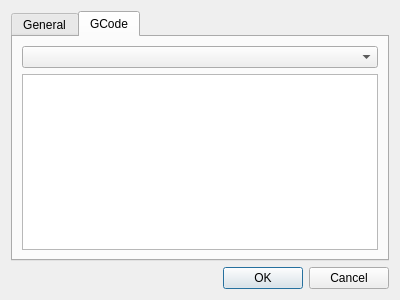
Above: src/Gui/PreferencesDialog.ui from fredrickojackson/CppCAM before the change. Below: the same form after it.
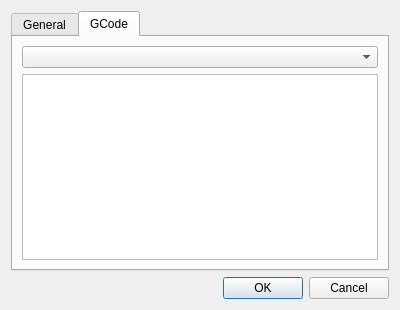
That is the form after the change. Icons and pictures are not drawn.

```diff
--- a/src/Gui/PreferencesDialog.ui
+++ b/src/Gui/PreferencesDialog.ui
@@ -10,7 +10,7 @@
     <x>0</x>
     <y>0</y>
     <width>400</width>
-    <height>300</height>
+    <height>310</height>
    </rect>
   </property>
   <property name="windowTitle">
```
